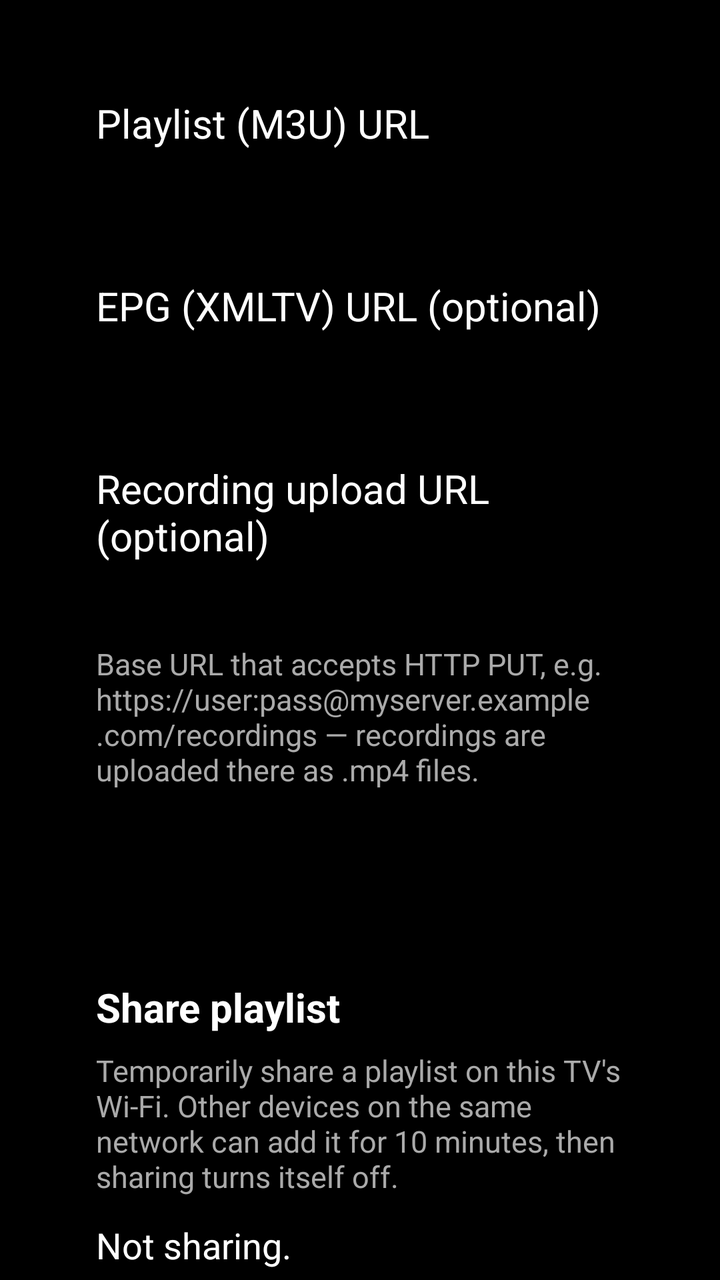
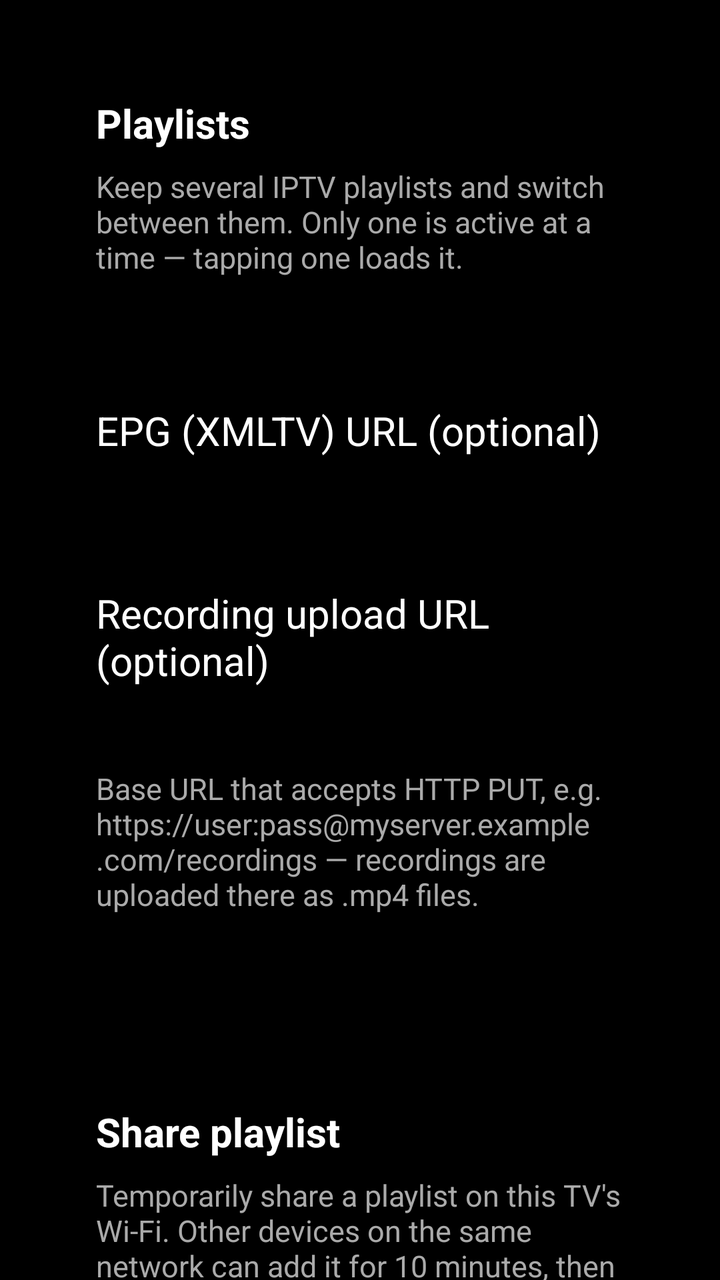

Screens rendered from an Android XML layout before and after an edit, with the pre-edit source and the edit as a unified diff.
<!-- AndroidManifest.xml: application theme Theme.OpenTV -->
<!-- res/layout/activity_settings.xml -->
<?xml version="1.0" encoding="utf-8"?>
<ScrollView xmlns:android="http://schemas.android.com/apk/res/android"
    android:layout_width="match_parent"
    android:layout_height="match_parent"
    android:background="@android:color/black">

<LinearLayout
    android:layout_width="match_parent"
    android:layout_height="wrap_content"
    android:orientation="vertical"
    android:padding="48dp">

    <TextView
        android:layout_width="wrap_content"
        android:layout_height="wrap_content"
        android:text="@string/playlist_url_label"
        android:textColor="@android:color/white"
        android:textSize="20sp" />

    <EditText
        android:id="@+id/playlist_url"
        android:layout_width="match_parent"
        android:layout_height="wrap_content"
        android:layout_marginTop="8dp"
        android:textColor="@android:color/white"
        android:textSize="18sp"
        android:inputType="textUri"
        android:singleLine="true" />

    <TextView
        android:layout_width="wrap_content"
        android:layout_height="wrap_content"
        android:layout_marginTop="32dp"
        android:text="@string/epg_url_label"
        android:textColor="@android:color/white"
        android:textSize="20sp" />

    <EditText
        android:id="@+id/epg_url"
        android:layout_width="match_parent"
        android:layout_height="wrap_content"
        android:layout_marginTop="8dp"
        android:textColor="@android:color/white"
        android:textSize="18sp"
        android:inputType="textUri"
        android:singleLine="true" />

    <TextView
        android:layout_width="wrap_content"
        android:layout_height="wrap_content"
        android:layout_marginTop="32dp"
        android:text="@string/upload_url_label"
        android:textColor="@android:color/white"
        android:textSize="20sp" />

    <EditText
        android:id="@+id/upload_url"
        android:layout_width="match_parent"
        android:layout_height="wrap_content"
        android:layout_marginTop="8dp"
        android:textColor="@android:color/white"
        android:textSize="18sp"
        android:inputType="textUri"
        android:singleLine="true" />

    <TextView
        android:layout_width="wrap_content"
        android:layout_height="wrap_content"
        android:layout_marginTop="8dp"
        android:text="@string/upload_url_hint"
        android:textColor="#FFAAAAAA"
        android:textSize="15sp" />

    <LinearLayout
        android:layout_width="match_parent"
        android:layout_height="wrap_content"
        android:layout_marginTop="40dp"
        android:orientation="horizontal">

        <Button
            android:id="@+id/save_button"
            android:layout_width="wrap_content"
            android:layout_height="wrap_content"
            android:text="@string/save" />

        <Button
            android:id="@+id/reset_button"
            android:layout_width="wrap_content"
            android:layout_height="wrap_content"
            android:layout_marginStart="16dp"
            android:text="@string/reset_default" />

        <Button
            android:id="@+id/unhide_button"
            android:layout_width="wrap_content"
            android:layout_height="wrap_content"
            android:layout_marginStart="16dp"
            android:text="@string/unhide_all" />

    </LinearLayout>

    
    <TextView
        android:layout_width="wrap_content"
        android:layout_height="wrap_content"
        android:layout_marginTop="48dp"
        android:text="@string/share_playlist_title"
        android:textColor="@android:color/white"
        android:textSize="20sp"
        android:textStyle="bold" />

    <TextView
        android:layout_width="wrap_content"
        android:layout_height="wrap_content"
        android:layout_marginTop="8dp"
        android:text="@string/share_playlist_hint"
        android:textColor="#FFAAAAAA"
        android:textSize="15sp" />

    <TextView
        android:id="@+id/share_status"
        android:layout_width="wrap_content"
        android:layout_height="wrap_content"
        android:layout_marginTop="12dp"
        android:text="@string/share_not_running"
        android:textColor="@android:color/white"
        android:textSize="18sp" />

    <Button
        android:id="@+id/share_button"
        android:layout_width="wrap_content"
        android:layout_height="wrap_content"
        android:layout_marginTop="12dp"
        android:text="@string/share_playlist" />

    
    <TextView
        android:layout_width="wrap_content"
        android:layout_height="wrap_content"
        android:layout_marginTop="48dp"
        android:text="@string/about_title"
        android:textColor="@android:color/white"
        android:textSize="20sp"
        android:textStyle="bold" />

    <TextView
        android:id="@+id/about_version"
        android:layout_width="wrap_content"
        android:layout_height="wrap_content"
        android:layout_marginTop="8dp"
        android:textColor="@android:color/white"
        android:textSize="18sp" />

    <TextView
        android:layout_width="wrap_content"
        android:layout_height="wrap_content"
        android:layout_marginTop="8dp"
        android:text="@string/about_text"
        android:textColor="#FFAAAAAA"
        android:textSize="15sp" />

</LinearLayout>
</ScrollView>
<!-- resources referenced by this layout -->
<resources>
  <string name="about_text">A free, open-source Android TV IPTV player. Built with AI assistance — expect rough edges, bug reports welcome.</string>
  <string name="about_title">About</string>
  <string name="epg_url_label">EPG (XMLTV) URL (optional)</string>
  <string name="playlist_url_label">Playlist (M3U) URL</string>
  <string name="reset_default">Reset to default</string>
  <string name="save">Save</string>
  <string name="share_not_running">Not sharing.</string>
  <string name="share_playlist">Share playlist</string>
  <string name="share_playlist_hint">Temporarily share a playlist on this TV\'s Wi-Fi. Other devices on the same network can add it for 10 minutes, then sharing turns itself off.</string>
  <string name="share_playlist_title">Share playlist</string>
  <string name="unhide_all">Unhide all channels</string>
  <string name="upload_url_hint">Base URL that accepts HTTP PUT, e.g. https://user:pass@myserver.example.com/recordings — recordings are uploaded there as .mp4 files.</string>
  <string name="upload_url_label">Recording upload URL (optional)</string>
  <style name="Theme.OpenTV" parent="Theme.Leanback">
          <item name="android:windowBackground">@android:color/black</item>
      </style>
</resources>

<!-- the commit's change to res/layout/activity_settings.xml (unified diff, before → after) -->
@@ -10,22 +10,36 @@
     android:orientation="vertical"
     android:padding="48dp">
 
+    
     <TextView
         android:layout_width="wrap_content"
         android:layout_height="wrap_content"
-        android:text="@string/playlist_url_label"
+        android:text="@string/playlists_title"
         android:textColor="@android:color/white"
-        android:textSize="20sp" />
+        android:textSize="20sp"
+        android:textStyle="bold" />
 
-    <EditText
-        android:id="@+id/playlist_url"
+    <TextView
+        android:layout_width="wrap_content"
+        android:layout_height="wrap_content"
+        android:layout_marginTop="8dp"
+        android:text="@string/playlists_hint"
+        android:textColor="#FFAAAAAA"
+        android:textSize="15sp" />
+
+    <LinearLayout
+        android:id="@+id/playlists_list"
         android:layout_width="match_parent"
         android:layout_height="wrap_content"
-        android:layout_marginTop="8dp"
-        android:textColor="@android:color/white"
-        android:textSize="18sp"
-        android:inputType="textUri"
-        android:singleLine="true" />
+        android:layout_marginTop="12dp"
+        android:orientation="vertical" />
+
+    <Button
+        android:id="@+id/add_playlist_button"
+        android:layout_width="wrap_content"
+        android:layout_height="wrap_content"
+        android:layout_marginTop="12dp"
+        android:text="@string/playlist_add" />
 
     <TextView
         android:layout_width="wrap_content"
<!-- resource entries referenced after the edit -->
@@ -3,12 +3,14 @@
   <string name="about_text">A free, open-source Android TV IPTV player. Built with AI assistance — expect rough edges, bug reports welcome.</string>
   <string name="about_title">About</string>
   <string name="epg_url_label">EPG (XMLTV) URL (optional)</string>
-  <string name="playlist_url_label">Playlist (M3U) URL</string>
+  <string name="playlist_add">Add playlist</string>
+  <string name="playlists_hint">Keep several IPTV playlists and switch between them. Only one is active at a time — tapping one loads it.</string>
+  <string name="playlists_title">Playlists</string>
   <string name="reset_default">Reset to default</string>
   <string name="save">Save</string>
   <string name="share_not_running">Not sharing.</string>
   <string name="share_playlist">Share playlist</string>
-  <string name="share_playlist_hint">Temporarily share a playlist on this TV\'s Wi-Fi. Other devices on the same network can add it for 10 minutes, then sharing turns itself off.</string>
+  <string name="share_playlist_hint">Temporarily share a playlist on this TV\'s Wi-Fi. Other devices on the same network can add it for 10 minutes, then sharing turns itself off. While sharing is on, other devices can also send a playlist to this TV.</string>
   <string name="share_playlist_title">Share playlist</string>
   <string name="unhide_all">Unhide all channels</string>
   <string name="upload_url_hint">Base URL that accepts HTTP PUT, e.g. https://user:pass@myserver.example.com/recordings — recordings are uploaded there as .mp4 files.</string>
